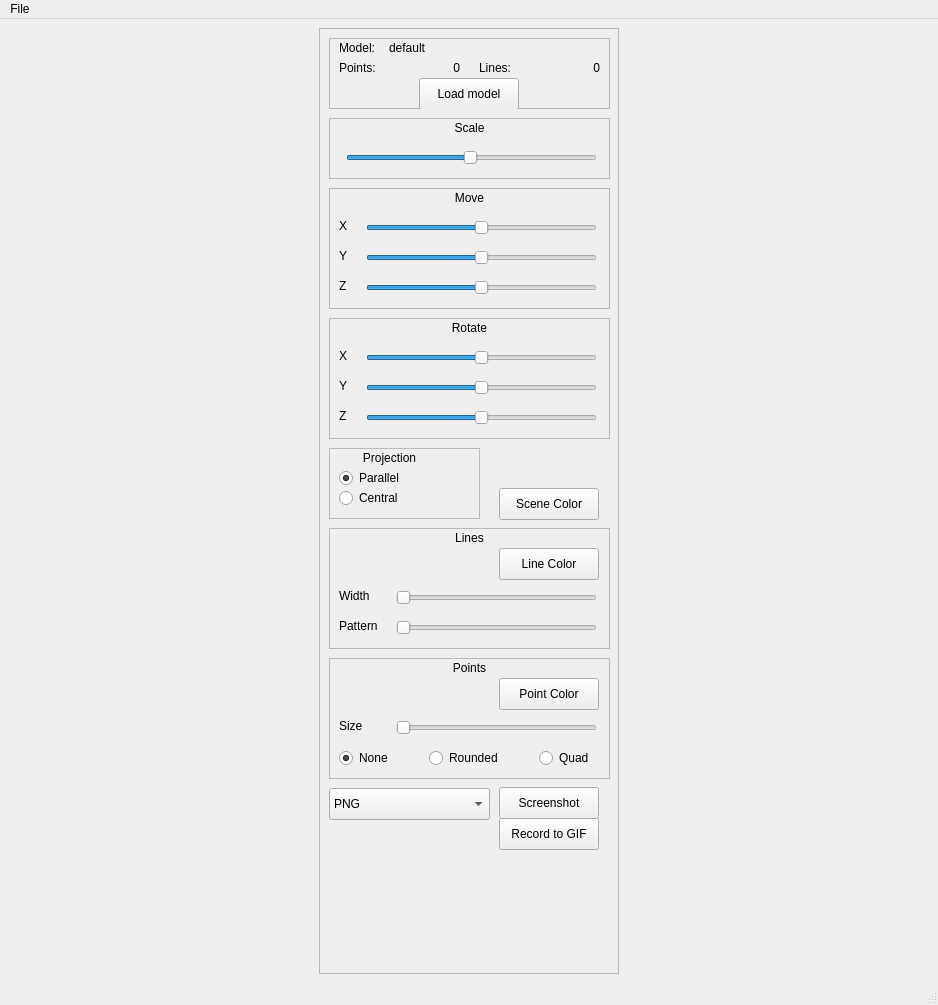
vgefanov/3DViewer-v1.0, file src/mainwindow.ui: the form before one commit.
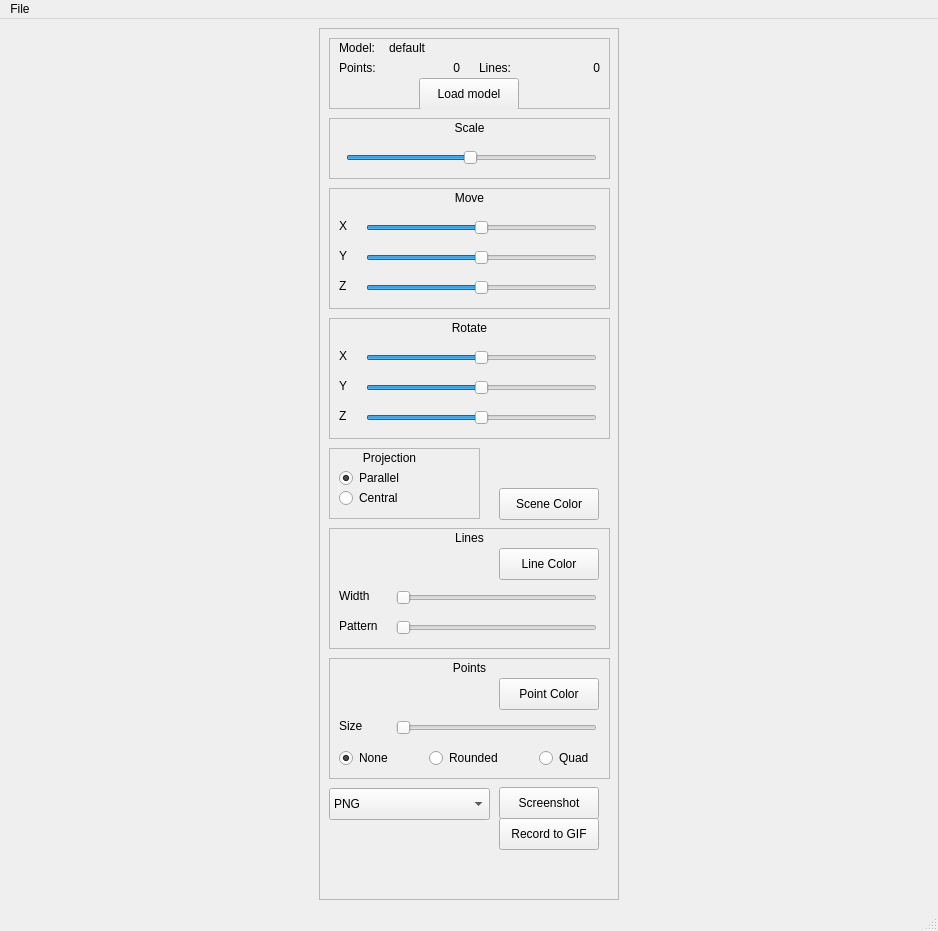
The form after the commit.

Diff of the .ui file:
```diff
--- a/src/mainwindow.ui
+++ b/src/mainwindow.ui
@@ -7,7 +7,7 @@
     <x>0</x>
     <y>0</y>
     <width>938</width>
-    <height>1005</height>
+    <height>931</height>
    </rect>
   </property>
   <property name="baseSize">
```
Left out of the diff: 2 changed lines with no effect on the pictures.
